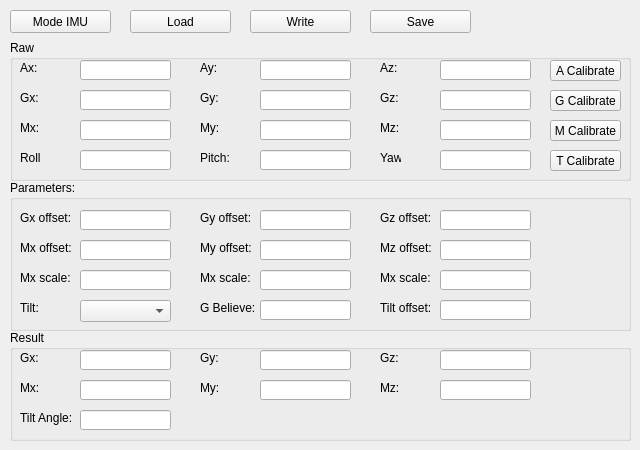
Qt form software/GCSQt/mode_imu.ui (tuannv-github/PIFer) before a commit.
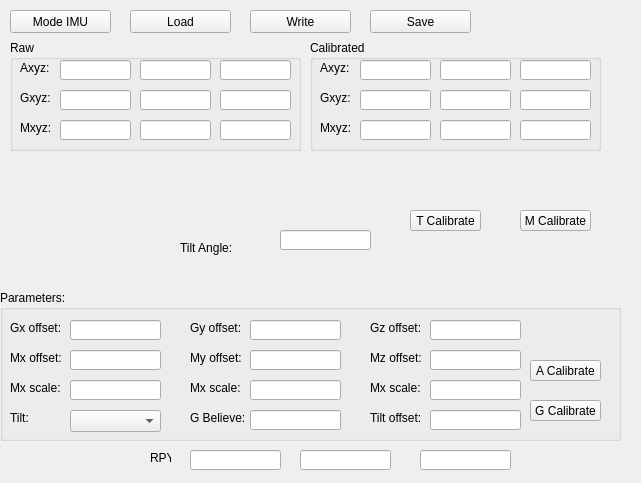
The same form after that commit.

What changed in the file:
```diff
--- a/software/GCSQt/mode_imu.ui
+++ b/software/GCSQt/mode_imu.ui
@@ -6,8 +6,8 @@
    <rect>
     <x>0</x>
     <y>0</y>
-    <width>640</width>
-    <height>450</height>
+    <width>641</width>
+    <height>483</height>
    </rect>
   </property>
   <property name="windowTitle">
@@ -18,8 +18,8 @@
     <rect>
      <x>10</x>
      <y>40</y>
-     <width>621</width>
-     <height>141</height>
+     <width>291</width>
+     <height>111</height>
     </rect>
    </property>
    <property name="title">
@@ -28,45 +28,19 @@
    <widget class="QLineEdit" name="tb_my">
     <property name="geometry">
      <rect>
-      <x>250</x>
+      <x>130</x>
       <y>80</y>
-      <width>91</width>
+      <width>71</width>
       <height>20</height>
      </rect>
     </property>
    </widget>
-   <widget class="QLabel" name="label_20">
-    <property name="geometry">
-     <rect>
-      <x>370</x>
-      <y>80</y>
-      <width>21</width>
-      <height>16</height>
-     </rect>
-    </property>
-    <property name="text">
-     <string>Mz:</string>
-    </property>
-   </widget>
-   <widget class="QLabel" name="label_21">
-    <property name="geometry">
-     <rect>
-      <x>190</x>
-      <y>80</y>
-      <width>21</width>
-      <height>16</height>
-     </rect>
-    </property>
-    <property name="text">
-     <string>My:</string>
-    </property>
-   </widget>
    <widget class="QLineEdit" name="tb_mx">
     <property name="geometry">
      <rect>
-      <x>70</x>
+      <x>50</x>
       <y>80</y>
-      <width>91</width>
+      <width>71</width>
       <height>20</height>
      </rect>
     </property>
@@ -74,9 +48,9 @@
    <widget class="QLineEdit" name="tb_mz">
     <property name="geometry">
      <rect>
-      <x>430</x>
+      <x>210</x>
       <y>80</y>
-      <width>91</width>
+      <width>71</width>
       <height>20</height>
      </rect>
     </property>
@@ -86,56 +60,30 @@
      <rect>
       <x>10</x>
       <y>80</y>
-      <width>21</width>
+      <width>31</width>
       <height>16</height>
      </rect>
     </property>
     <property name="text">
-     <string>Mx:</string>
+     <string>Mxyz:</string>
     </property>
    </widget>
    <widget class="QLineEdit" name="tb_ay">
     <property name="geometry">
      <rect>
-      <x>250</x>
+      <x>130</x>
       <y>20</y>
-      <width>91</width>
+      <width>71</width>
       <height>20</height>
      </rect>
     </property>
    </widget>
-   <widget class="QLabel" name="label_29">
-    <property name="geometry">
-     <rect>
-      <x>370</x>
-      <y>20</y>
-      <width>21</width>
-      <height>16</height>
-     </rect>
-    </property>
-    <property name="text">
-     <string>Az:</string>
-    </property>
-   </widget>
-   <widget class="QLabel" name="label_36">
-    <property name="geometry">
-     <rect>
-      <x>190</x>
-      <y>20</y>
-      <width>21</width>
-      <height>16</height>
-     </rect>
-    </property>
-    <property name="text">
-     <string>Ay:</string>
-    </property>
-   </widget>
    <widget class="QLineEdit" name="tb_ax">
     <property name="geometry">
      <rect>
-      <x>70</x>
+      <x>50</x>
       <y>20</y>
-      <width>91</width>
+      <width>71</width>
       <height>20</height>
      </rect>
     </property>
@@ -143,9 +91,9 @@
    <widget class="QLineEdit" name="tb_az">
     <property name="geometry">
      <rect>
-      <x>430</x>
+      <x>210</x>
       <y>20</y>
-      <width>91</width>
+      <width>71</width>
       <height>20</height>
      </rect>
     </property>
@@ -155,59 +103,20 @@
      <rect>
       <x>10</x>
       <y>20</y>
-      <width>21</width>
+      <width>31</width>
       <height>16</height>
      </rect>
     </property>
     <property name="text">
-     <string>Ax:</string>
-    </property>
-   </widget>
-   <widget class="QPushButton" name="btn_gyro_calib_2">
-    <property name="geometry">
-     <rect>
-      <x>540</x>
-      <y>80</y>
-      <width>71</width>
-      <height>21</height>
-     </rect>
-    </property>
-    <property name="text">
-     <string>M Calibrate</string>
-    </property>
-   </widget>
-   <widget class="QPushButton" name="btn_gyro_calib_3">
-    <property name="geometry">
-     <rect>
-      <x>540</x>
-      <y>20</y>
-      <width>71</width>
-      <height>21</height>
-     </rect>
-    </property>
-    <property name="text">
-     <string>A Calibrate</string>
-    </property>
-   </widget>
-   <widget class="QPushButton" name="btn_gyro_calib">
-    <property name="geometry">
-     <rect>
-      <x>540</x>
-      <y>50</y>
-      <width>71</width>
-      <height>21</height>
-     </rect>
-    </property>
-    <property name="text">
-     <string>G Calibrate</string>
+     <string>Axyz:</string>
     </property>
    </widget>
    <widget class="QLineEdit" name="tb_gx">
     <property name="geometry">
      <rect>
-      <x>70</x>
+      <x>50</x>
       <y>50</y>
-      <width>91</width>
+      <width>71</width>
       <height>20</height>
      </rect>
     </property>
@@ -215,143 +124,35 @@
    <widget class="QLineEdit" name="tb_gz">
     <property name="geometry">
      <rect>
-      <x>430</x>
+      <x>210</x>
       <y>50</y>
-      <width>91</width>
+      <width>71</width>
       <height>20</height>
      </rect>
     </property>
    </widget>
-   <widget class="QLabel" name="label_14">
-    <property name="geometry">
-     <rect>
-      <x>190</x>
-      <y>50</y>
-      <width>21</width>
-      <height>16</height>
-     </rect>
-    </property>
-    <property name="text">
-     <string>Gy:</string>
-    </property>
-   </widget>
    <widget class="QLabel" name="label_13">
     <property name="geometry">
      <rect>
       <x>10</x>
       <y>50</y>
-      <width>21</width>
+      <width>31</width>
       <height>16</height>
      </rect>
     </property>
     <property name="text">
-     <string>Gx:</string>
-    </property>
-   </widget>
-   <widget class="QLabel" name="label_15">
-    <property name="geometry">
-     <rect>
-      <x>370</x>
-      <y>50</y>
-      <width>21</width>
-      <height>16</height>
-     </rect>
-    </property>
-    <property name="text">
-     <string>Gz:</string>
+     <string>Gxyz:</string>
     </property>
    </widget>
    <widget class="QLineEdit" name="tb_gy">
     <property name="geometry">
      <rect>
-      <x>250</x>
+      <x>130</x>
       <y>50</y>
-      <width>91</width>
-      <height>20</height>
-     </rect>
-    </property>
-   </widget>
-   <widget class="QLineEdit" name="tb_roll">
-    <property name="geometry">
-     <rect>
-      <x>70</x>
-      <y>110</y>
-      <width>91</width>
-      <height>20</height>
-     </rect>
-    </property>
-   </widget>
-   <widget class="QLabel" name="label_30">
-    <property name="geometry">
-     <rect>
-      <x>190</x>
-      <y>110</y>
-      <width>31</width>
-      <height>16</height>
-     </rect>
-    </property>
-    <property name="text">
-     <string>Pitch:</string>
-    </property>
-   </widget>
-   <widget class="QLabel" name="label_31">
-    <property name="geometry">
-     <rect>
-      <x>10</x>
-      <y>110</y>
-      <width>21</width>
-      <height>16</height>
-     </rect>
-    </property>
-    <property name="text">
-     <string>Roll:</string>
-    </property>
-   </widget>
-   <widget class="QLineEdit" name="tb_pitch">
-    <property name="geometry">
-     <rect>
-      <x>250</x>
-      <y>110</y>
-      <width>91</width>
-      <height>20</height>
-     </rect>
-    </property>
-   </widget>
-   <widget class="QLineEdit" name="tb_yaw">
-    <property name="geometry">
-     <rect>
-      <x>430</x>
-      <y>110</y>
-      <width>91</width>
-      <height>20</height>
-     </rect>
-    </property>
-   </widget>
-   <widget class="QLabel" name="label_32">
-    <property name="geometry">
-     <rect>
-      <x>370</x>
-      <y>110</y>
-      <width>21</width>
-      <height>16</height>
-     </rect>
-    </property>
-    <property name="text">
-     <string>Yaw:</string>
-    </property>
-   </widget>
-   <widget class="QPushButton" name="btn_tilt_calib">
-    <property name="geometry">
-     <rect>
-      <x>540</x>
-      <y>110</y>
       <width>71</width>
-      <height>21</height>
+      <height>20</height>
      </rect>
     </property>
-    <property name="text">
-     <string>T Calibrate</string>
-    </property>
    </widget>
   </widget>
   <widget class="QPushButton" name="btn_change_mode_imu">
@@ -370,8 +171,8 @@
   <widget class="QGroupBox" name="groupBox_6">
    <property name="geometry">
     <rect>
-     <x>10</x>
-     <y>180</y>
+     <x>0</x>
+     <y>290</y>
      <width>621</width>
      <height>151</height>
     </rect>
@@ -655,6 +456,32 @@
      <string>Tilt:</string>
     </property>
    </widget>
+   <widget class="QPushButton" name="btn_gyro_calib_3">
+    <property name="geometry">
+     <rect>
+      <x>530</x>
+      <y>70</y>
+      <width>71</width>
+      <height>21</height>
+     </rect>
+    </property>
+    <property name="text">
+     <string>A Calibrate</string>
+    </property>
+   </widget>
+   <widget class="QPushButton" name="btn_gyro_calib">
+    <property name="geometry">
+     <rect>
+      <x>530</x>
+      <y>110</y>
+      <width>71</width>
+      <height>21</height>
+     </rect>
+    </property>
+    <property name="text">
+     <string>G Calibrate</string>
+    </property>
+   </widget>
   </widget>
   <widget class="QPushButton" name="btn_mode_imu_load_params">
    <property name="geometry">
@@ -698,162 +525,61 @@
   <widget class="QGroupBox" name="groupBox">
    <property name="geometry">
     <rect>
-     <x>10</x>
-     <y>330</y>
-     <width>621</width>
+     <x>310</x>
+     <y>40</y>
+     <width>291</width>
      <height>111</height>
     </rect>
    </property>
    <property name="title">
-    <string>Result</string>
+    <string>Calibrated</string>
    </property>
-   <widget class="QLabel" name="label_25">
-    <property name="geometry">
-     <rect>
-      <x>10</x>
-      <y>80</y>
-      <width>51</width>
-      <height>16</height>
-     </rect>
-    </property>
-    <property name="text">
-     <string>Tilt Angle:</string>
-    </property>
-   </widget>
-   <widget class="QLineEdit" name="txtb_tilt_0">
-    <property name="geometry">
-     <rect>
-      <x>70</x>
-      <y>80</y>
-      <width>91</width>
-      <height>20</height>
-     </rect>
-    </property>
-   </widget>
-   <widget class="QLabel" name="label_19">
-    <property name="geometry">
-     <rect>
-      <x>370</x>
-      <y>20</y>
-      <width>21</width>
-      <height>16</height>
-     </rect>
-    </property>
-    <property name="text">
-     <string>Gz:</string>
-    </property>
-   </widget>
    <widget class="QLineEdit" name="tb_cab_gx">
     <property name="geometry">
      <rect>
-      <x>70</x>
-      <y>20</y>
-      <width>91</width>
+      <x>50</x>
+      <y>50</y>
+      <width>71</width>
       <height>20</height>
      </rect>
     </property>
    </widget>
-   <widget class="QLabel" name="label_50">
-    <property name="geometry">
-     <rect>
-      <x>10</x>
-      <y>20</y>
-      <width>21</width>
-      <height>16</height>
-     </rect>
-    </property>
-    <property name="text">
-     <string>Gx:</string>
-    </property>
-   </widget>
    <widget class="QLineEdit" name="tb_cab_gz">
     <property name="geometry">
      <rect>
-      <x>430</x>
-      <y>20</y>
-      <width>91</width>
+      <x>210</x>
+      <y>50</y>
+      <width>71</width>
       <height>20</height>
      </rect>
     </property>
    </widget>
-   <widget class="QLabel" name="label_51">
-    <property name="geometry">
-     <rect>
-      <x>190</x>
-      <y>20</y>
-      <width>21</width>
-      <height>16</height>
-     </rect>
-    </property>
-    <property name="text">
-     <string>Gy:</string>
-    </property>
-   </widget>
    <widget class="QLineEdit" name="tb_cab_gy">
     <property name="geometry">
      <rect>
-      <x>250</x>
-      <y>20</y>
-      <width>91</width>
-      <height>20</height>
-     </rect>
-    </property>
-   </widget>
-   <widget class="QLabel" name="label_53">
-    <property name="geometry">
-     <rect>
-      <x>10</x>
+      <x>130</x>
       <y>50</y>
-      <width>51</width>
-      <height>16</height>
+      <width>71</width>
+      <height>20</height>
      </rect>
     </property>
-    <property name="text">
-     <string>Mx:</string>
-    </property>
    </widget>
    <widget class="QLineEdit" name="tb_gz_offset_4">
     <property name="geometry">
      <rect>
-      <x>430</x>
-      <y>50</y>
-      <width>91</width>
+      <x>210</x>
+      <y>80</y>
+      <width>71</width>
       <height>20</height>
      </rect>
     </property>
    </widget>
-   <widget class="QLabel" name="label_54">
-    <property name="geometry">
-     <rect>
-      <x>370</x>
-      <y>50</y>
-      <width>51</width>
-      <height>16</height>
-     </rect>
-    </property>
-    <property name="text">
-     <string>Mz:</string>
-    </property>
-   </widget>
-   <widget class="QLabel" name="label_55">
-    <property name="geometry">
-     <rect>
-      <x>190</x>
-      <y>50</y>
-      <width>51</width>
-      <height>16</height>
-     </rect>
-    </property>
-    <property name="text">
-     <string>My:</string>
-    </property>
-   </widget>
    <widget class="QLineEdit" name="tb_gy_offset_4">
     <property name="geometry">
      <rect>
-      <x>250</x>
-      <y>50</y>
-      <width>91</width>
+      <x>130</x>
+      <y>80</y>
+      <width>71</width>
       <height>20</height>
      </rect>
     </property>
@@ -861,13 +587,174 @@
    <widget class="QLineEdit" name="tb_mx_3">
     <property name="geometry">
      <rect>
-      <x>70</x>
+      <x>50</x>
+      <y>80</y>
+      <width>71</width>
+      <height>20</height>
+     </rect>
+    </property>
+   </widget>
+   <widget class="QLineEdit" name="tb_cab_gz_2">
+    <property name="geometry">
+     <rect>
+      <x>210</x>
+      <y>20</y>
+      <width>71</width>
+      <height>20</height>
+     </rect>
+    </property>
+   </widget>
+   <widget class="QLineEdit" name="tb_cab_gy_2">
+    <property name="geometry">
+     <rect>
+      <x>130</x>
+      <y>20</y>
+      <width>71</width>
+      <height>20</height>
+     </rect>
+    </property>
+   </widget>
+   <widget class="QLineEdit" name="tb_cab_gx_2">
+    <property name="geometry">
+     <rect>
+      <x>50</x>
+      <y>20</y>
+      <width>71</width>
+      <height>20</height>
+     </rect>
+    </property>
+   </widget>
+   <widget class="QLabel" name="label_40">
+    <property name="geometry">
+     <rect>
+      <x>10</x>
+      <y>20</y>
+      <width>31</width>
+      <height>16</height>
+     </rect>
+    </property>
+    <property name="text">
+     <string>Axyz:</string>
+    </property>
+   </widget>
+   <widget class="QLabel" name="label_14">
+    <property name="geometry">
+     <rect>
+      <x>10</x>
       <y>50</y>
-      <width>91</width>
-      <height>20</height>
+      <width>31</width>
+      <height>16</height>
      </rect>
     </property>
+    <property name="text">
+     <string>Gxyz:</string>
+    </property>
    </widget>
+   <widget class="QLabel" name="label_29">
+    <property name="geometry">
+     <rect>
+      <x>10</x>
+      <y>80</y>
+      <width>31</width>
+      <height>16</height>
+     </rect>
+    </property>
+    <property name="text">
+     <string>Mxyz:</string>
+    </property>
+   </widget>
+  </widget>
+  <widget class="QPushButton" name="btn_tilt_calib">
+   <property name="geometry">
+    <rect>
+     <x>410</x>
+     <y>210</y>
+     <width>71</width>
+     <height>21</height>
+    </rect>
+   </property>
+   <property name="text">
+    <string>T Calibrate</string>
+   </property>
+  </widget>
+  <widget class="QPushButton" name="btn_gyro_calib_2">
+   <property name="geometry">
+    <rect>
+     <x>520</x>
+     <y>210</y>
+     <width>71</width>
+     <height>21</height>
+    </rect>
+   </property>
+   <property name="text">
+    <string>M Calibrate</string>
+   </property>
+  </widget>
+  <widget class="QLabel" name="label_31">
+   <property name="geometry">
+    <rect>
+     <x>150</x>
+     <y>450</y>
+     <width>21</width>
+     <height>16</height>
+    </rect>
+   </property>
+   <property name="text">
+    <string>RPY:</string>
+   </property>
+  </widget>
+  <widget class="QLineEdit" name="tb_roll">
+   <property name="geometry">
+    <rect>
+     <x>190</x>
+     <y>450</y>
+     <width>91</width>
+     <height>20</height>
+    </rect>
+   </property>
+  </widget>
+  <widget class="QLineEdit" name="tb_pitch">
+   <property name="geometry">
+    <rect>
+     <x>300</x>
+     <y>450</y>
+     <width>91</width>
+     <height>20</height>
+    </rect>
+   </property>
+  </widget>
+  <widget class="QLineEdit" name="tb_yaw">
+   <property name="geometry">
+    <rect>
+     <x>420</x>
+     <y>450</y>
+     <width>91</width>
+     <height>20</height>
+    </rect>
+   </property>
+  </widget>
+  <widget class="QLineEdit" name="txtb_tilt_0">
+   <property name="geometry">
+    <rect>
+     <x>280</x>
+     <y>230</y>
+     <width>91</width>
+     <height>20</height>
+    </rect>
+   </property>
+  </widget>
+  <widget class="QLabel" name="label_25">
+   <property name="geometry">
+    <rect>
+     <x>180</x>
+     <y>240</y>
+     <width>51</width>
+     <height>16</height>
+    </rect>
+   </property>
+   <property name="text">
+    <string>Tilt Angle:</string>
+   </property>
   </widget>
  </widget>
  <resources/>
```
Left out of the diff: 12 changed lines with no effect on the pictures.
